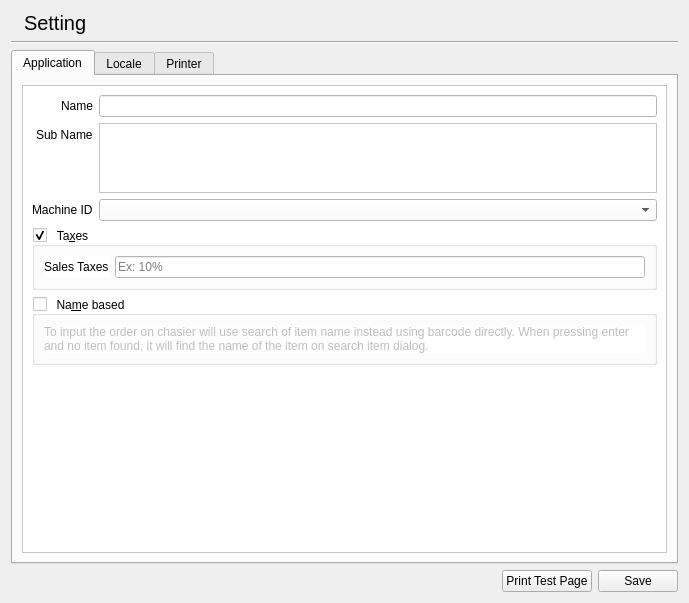
Qt form libgui/setting/settingwidget.ui (apinprastya/sultan) before a commit.
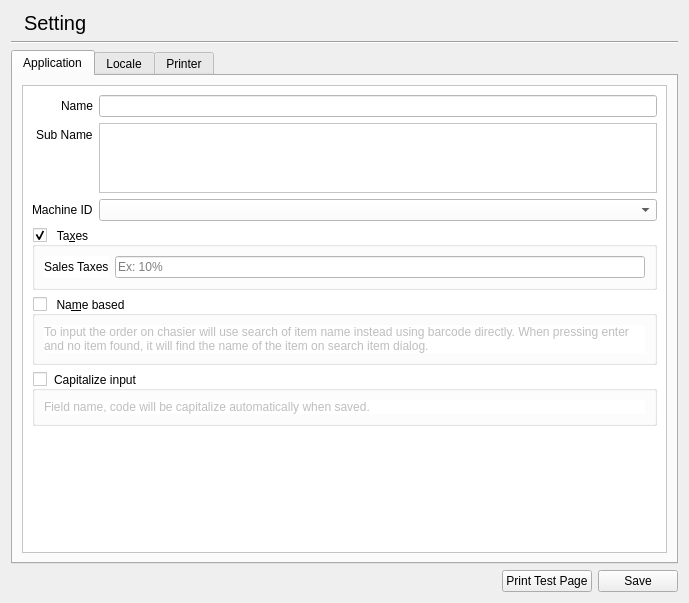
The same form after that commit. Icons and pictures are not drawn.

Commit message: adding capitalize some input automatically

Patch:
```diff
--- a/libgui/setting/settingwidget.ui
+++ b/libgui/setting/settingwidget.ui
@@ -78,7 +78,7 @@
             <x>0</x>
             <y>0</y>
             <width>647</width>
-            <height>447</height>
+            <height>458</height>
            </rect>
           </property>
           <layout class="QVBoxLayout" name="verticalLayout_11">
@@ -186,6 +186,28 @@
              </layout>
             </widget>
            </item>
+           <item>
+            <widget class="QGroupBox" name="groupCapitalize">
+             <property name="title">
+              <string>Capitalize input</string>
+             </property>
+             <property name="checkable">
+              <bool>true</bool>
+             </property>
+             <property name="checked">
+              <bool>false</bool>
+             </property>
+             <layout class="QVBoxLayout" name="verticalLayout_13">
+              <item>
+               <widget class="QLabel" name="label_27">
+                <property name="text">
+                 <string>Field name, code will be capitalize automatically when saved.</string>
+                </property>
+               </widget>
+              </item>
+             </layout>
+            </widget>
+           </item>
            <item>
             <spacer name="verticalSpacer_3">
              <property name="orientation">
```
Left out of the diff: 6 changed lines with no effect on the pictures. The commit also changes 13 other files.
